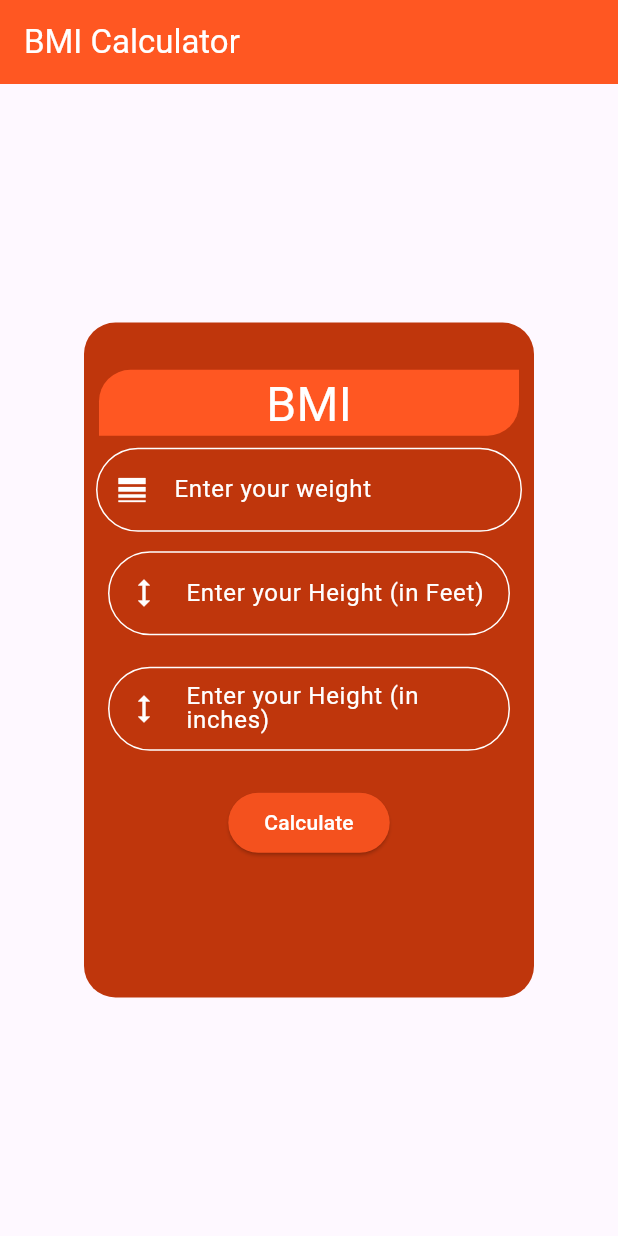
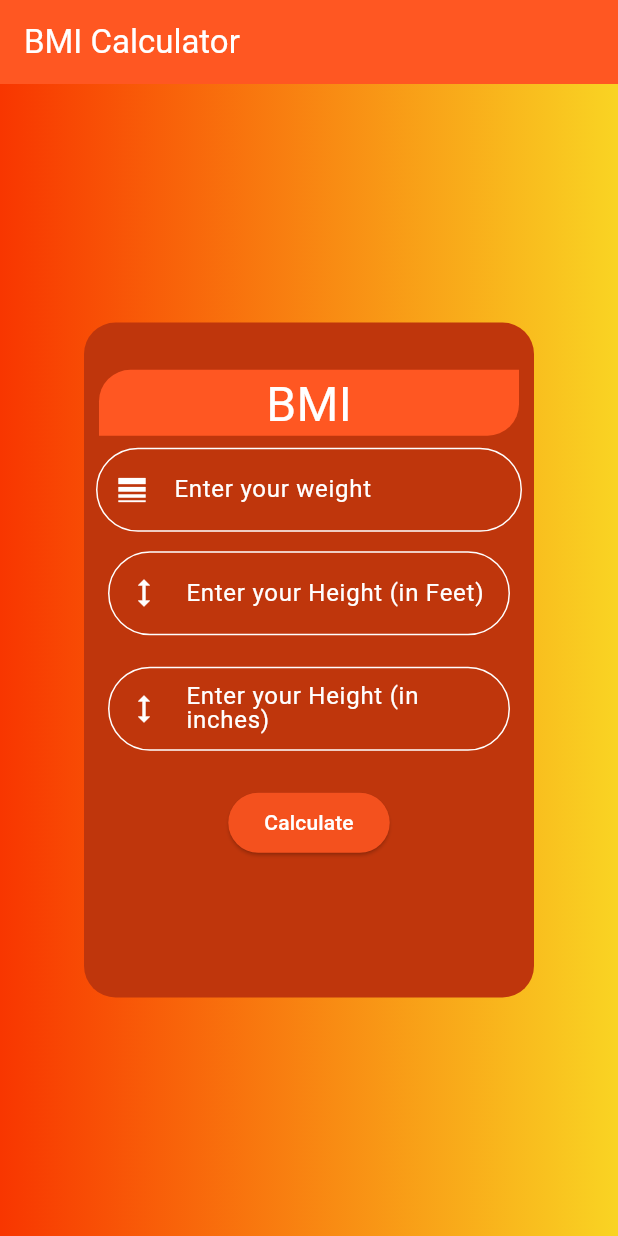
Before and after one commit to Sikandar897/bmi_app, a Flutter app: the screen it shows after launch, on a phone screen of 412 x 824 dp. Run offline on Flutter 3.47's test engine with Material 2 defaults, Android fonts, the phone set to English and light mode, and no system bars.

```diff
--- a/lib/main.dart
+++ b/lib/main.dart
@@ -37,24 +37,25 @@ class _MyHomePageState extends State<MyHomePage> {
     return Scaffold(
         appBar: AppBar(
           backgroundColor: Colors.deepOrange,
-          title: Text(widget.title , style: const TextStyle(color: Colors.white)),
+          title:
+              Text(widget.title, style: const TextStyle(color: Colors.white)),
         ),
         body: Container(
-          color: Colors.white10,
+          decoration: const BoxDecoration(gradient: LinearGradient(colors: [
+            Color(0xfff83600), Color(0xfff9d423)
+          ])),
           child: Center(
             child: Padding(
               padding: const EdgeInsets.all(8.0),
               child: Container(
                 height: 450,
                 decoration: BoxDecoration(
-                  color: Colors.deepOrange.shade900,
-                  borderRadius: const BorderRadius.all(Radius.circular(21))
-                ),
+                    color: Colors.deepOrange.shade900,
+                    borderRadius: const BorderRadius.all(Radius.circular(21))),
                 width: 300,
                 child: Column(
                   mainAxisAlignment: MainAxisAlignment.center,
                   children: [
-
                     /* BMI Title Container Start Here  */
 
                     Container(
@@ -71,7 +72,7 @@ class _MyHomePageState extends State<MyHomePage> {
                           style: TextStyle(color: Colors.white, fontSize: 32),
                         ))),
 
-                        /* BMI Title Container End Here  */
+                    /* BMI Title Container End Here  */
 
                     /* MyCalulator Widget */
 
```
